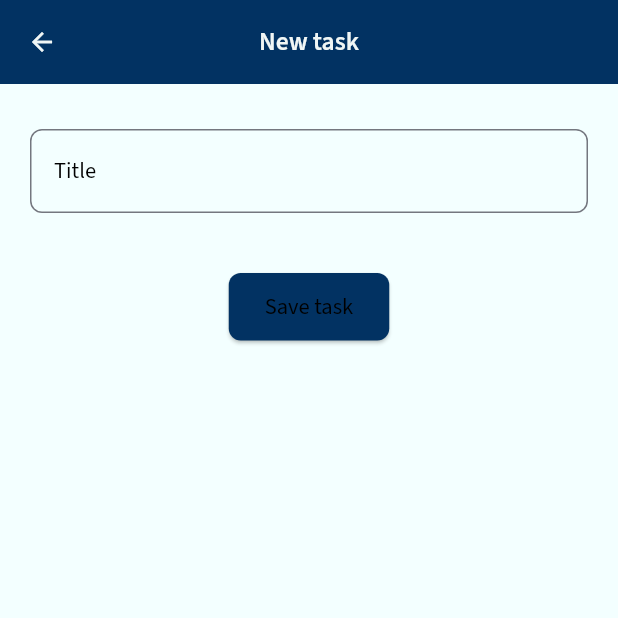
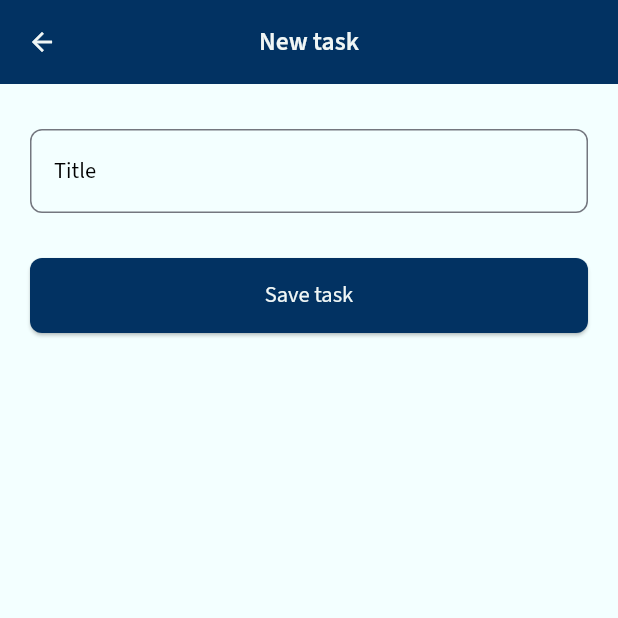
Before and after one commit to ViniciosM/todo_list_app, a Flutter app: the screen it shows after launch, after a tap on the "add" icon, on a phone screen of 412 x 824 dp, the top half of it. Run offline on Flutter 3.47's test engine with Material 2 defaults, Android fonts, the phone set to English and light mode, and no system bars; our stand-ins replace bloc, dartz, equatable, flutter_bloc, get_it, google_fonts and 1 more; missing offline and left inert: validatorless; accounts and stored records are empty; generated files the repository leaves out were written again.

Commit message:
styling button loader

```diff
--- a/lib/app/core/ui/widgets/todo_button_loader.dart
+++ b/lib/app/core/ui/widgets/todo_button_loader.dart
@@ -1,6 +1,8 @@
 import 'package:flutter/material.dart';
 import 'package:flutter_bloc/flutter_bloc.dart';
 import 'package:todo_list_app/app/core/ui/widgets/todo_label.dart';
+
+import '../consts/todo_colors.dart';
 
 class TodoButtonWithLoader<B extends StateStreamable<S>, S>
     extends StatelessWidget {
@@ -8,12 +10,14 @@ class TodoButtonWithLoader<B extends StateStreamable<S>, S>
   final B bloc;
   final VoidCallback onPressed;
   final String label;
+  final Color labelColor;
 
   const TodoButtonWithLoader(
       {super.key,
       required this.selector,
       required this.bloc,
       required this.onPressed,
+      this.labelColor = TodoColors.white,
       required this.label});
 
   @override
@@ -25,7 +29,10 @@ class TodoButtonWithLoader<B extends StateStreamable<S>, S>
           selector: selector,
           builder: (context, showLoading) {
             if (!showLoading) {
-              return TodoLabel(text: label);
+              return TodoLabel(
+                text: label,
+                color: labelColor,
+              );
             }
             return Stack(alignment: Alignment.center, children: const [
               CircularProgressIndicator.adaptive(
--- a/lib/app/presentation/pages/create_task/create_task_page.dart
+++ b/lib/app/presentation/pages/create_task/create_task_page.dart
@@ -7,10 +7,8 @@ import 'package:todo_list_app/app/domain/entities/task_status.dart';
 import 'package:todo_list_app/app/presentation/pages/create_task/controller/create_task_controller.dart';
 import 'package:validatorless/validatorless.dart';
 import 'package:flutter_bloc/flutter_bloc.dart';
-
 import '../../../../injection_container.dart';
 import '../../../core/ui/consts/todo_colors.dart';
-import '../../../core/ui/widgets/todo_button.dart';
 import '../../../core/ui/widgets/todo_button_loader.dart';
 import '../../../core/ui/widgets/todo_label.dart';
 
@@ -84,10 +82,11 @@ class _CreateTaskPageState extends State<CreateTaskPage> {
                     validator: Validatorless.required('Title is required.'),
                   ),
                   const SizedBox(
-                    height: TodoSizes.size40,
+                    height: TodoSizes.size30,
                   ),
                   SizedBox(
-                    height: TodoSizes.size45,
+                    height: TodoSizes.size50,
+                    width: MediaQuery.of(context).size.width,
                     child: TodoButtonWithLoader<CreateTaskController,
                         CreateTaskStatus>(
                       bloc: sl<CreateTaskController>(),
```
